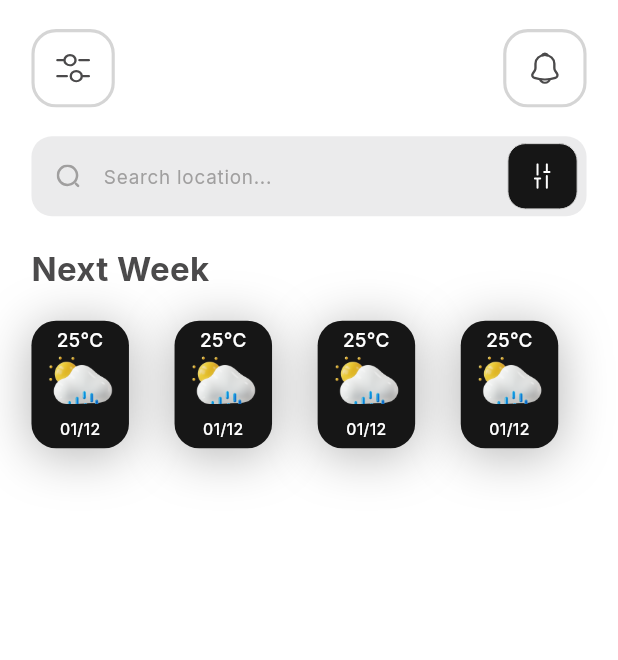
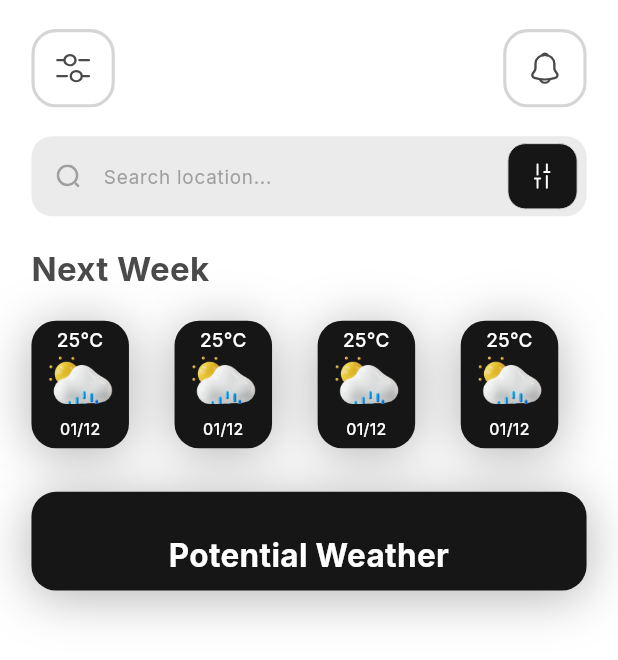
Before and after one commit to rafipsv/Bloc-Weather-App, a Flutter app: the screen it shows after launch, on a phone screen of 412 x 824 dp. Shown: the top 660 px of the screen. Run offline on Flutter 3.47's test engine with Material 3 defaults, Android fonts, the phone set to English and light mode, and no system bars; our stand-ins replace device_preview, flutter_screenutil, flutter_svg, google_fonts.

Commit message:
Home Potential Started

```diff
--- a/lib/features/home/presentation/pages/home_page.dart
+++ b/lib/features/home/presentation/pages/home_page.dart
@@ -1,4 +1,5 @@
 import 'package:bloc_weather_app/features/home/presentation/widgets/home_next_week.dart';
+import 'package:bloc_weather_app/features/home/presentation/widgets/home_potential.dart';
 import 'package:bloc_weather_app/features/home/presentation/widgets/home_search.dart';
 import 'package:bloc_weather_app/features/home/presentation/widgets/home_top.dart';
 import 'package:flutter/material.dart';
@@ -19,6 +20,8 @@ class HomePage extends StatelessWidget {
             HomeSearch(),
             SizedBox(height: 20.h),
             HomeNextWeek(),
+            SizedBox(height: 30.h),
+            HomePotential(),
           ],
         ),
       ),
--- /dev/null
+++ b/lib/features/home/presentation/widgets/home_potential.dart
@@ -0,0 +1,34 @@
+import 'package:bloc_weather_app/core/constants/app_colors.dart';
+import 'package:bloc_weather_app/shared/shadows/box_shadows.dart';
+import 'package:bloc_weather_app/shared/widgets/custom_text.dart';
+import 'package:flutter/material.dart';
+import 'package:flutter_screenutil/flutter_screenutil.dart';
+
+class HomePotential extends StatelessWidget {
+  const HomePotential({super.key});
+
+  @override
+  Widget build(BuildContext context) {
+    return Container(
+      width: MediaQuery.of(context).size.width,
+      alignment: Alignment.center,
+      margin: EdgeInsets.symmetric(horizontal: 20.w),
+      padding: EdgeInsets.only(top: 28.h, left: 27.w, right: 27.w, bottom: 9.h),
+      decoration: BoxDecoration(
+        color: TextColors.textColor3,
+        borderRadius: BorderRadius.circular(17.r),
+        boxShadow: BoxShadows.weatherBoxShadow,
+      ),
+      child: Column(children: [_titleText()]),
+    );
+  }
+
+  Widget _titleText() {
+    return CustomText.primaryText(
+      title: "Potential Weather",
+      fontSize: 20.sp,
+      fontWeight: FontWeight.w700,
+      color: TextColors.textColor1,
+    );
+  }
+}
```
